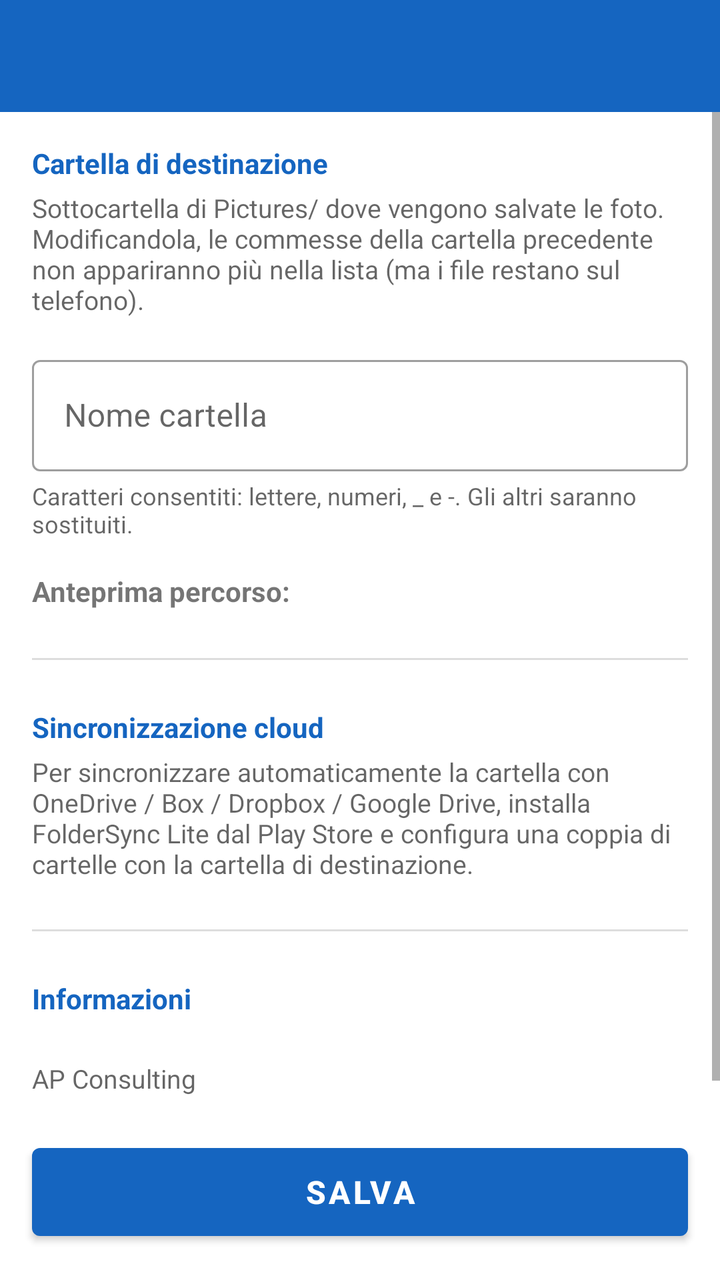
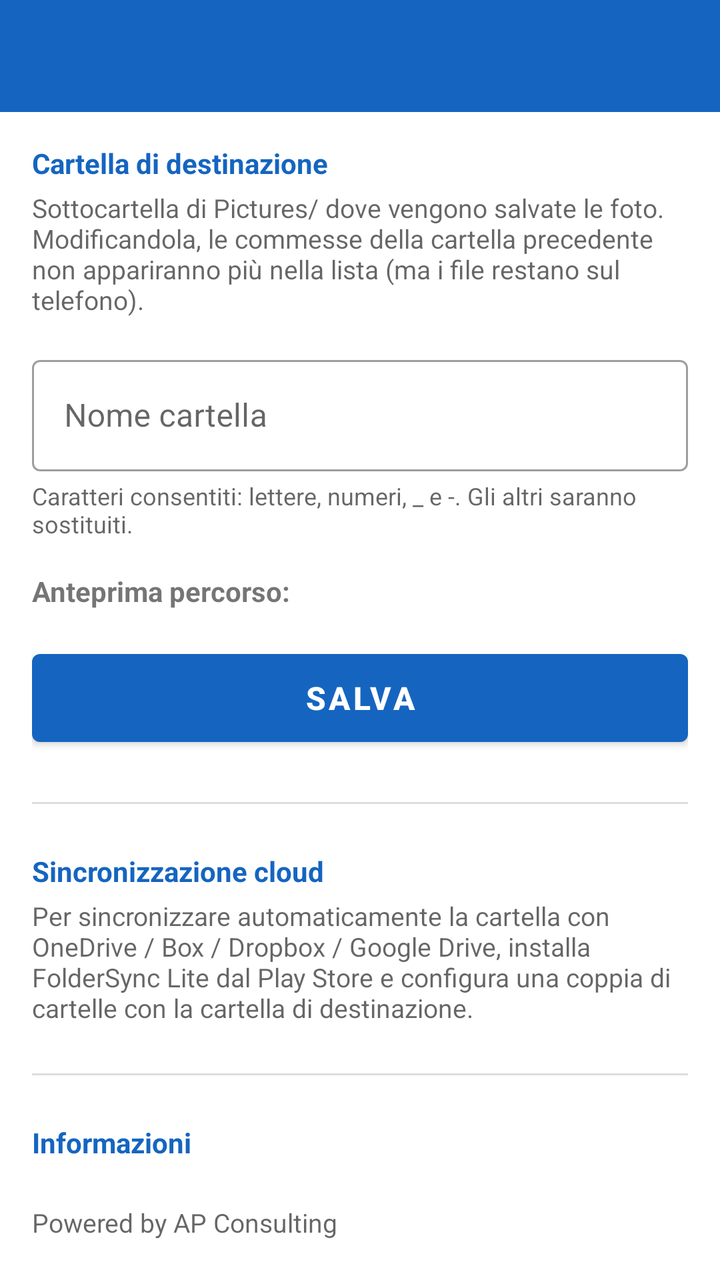

An Android layout rendered at two revisions. The XML below is the earlier revision; the diff shows what the commit changed to produce the second picture.
<!-- AndroidManifest.xml: application theme Theme.FotoCommesse -->
<!-- res/layout/activity_settings.xml -->
<?xml version="1.0" encoding="utf-8"?>
<LinearLayout xmlns:android="http://schemas.android.com/apk/res/android"
    xmlns:app="http://schemas.android.com/apk/res-auto"
    android:layout_width="match_parent"
    android:layout_height="match_parent"
    android:orientation="vertical">

    <com.google.android.material.appbar.MaterialToolbar
        android:id="@+id/toolbar"
        android:layout_width="match_parent"
        android:layout_height="?attr/actionBarSize"
        android:background="?attr/colorPrimary"
        android:theme="@style/ThemeOverlay.MaterialComponents.Dark.ActionBar"
        app:titleTextColor="@android:color/white" />

    <ScrollView
        android:layout_width="match_parent"
        android:layout_height="0dp"
        android:layout_weight="1"
        android:fillViewport="true">

        <LinearLayout
            android:layout_width="match_parent"
            android:layout_height="wrap_content"
            android:orientation="vertical"
            android:padding="16dp">

            
            <TextView
                android:layout_width="wrap_content"
                android:layout_height="wrap_content"
                android:text="@string/settings_section_folder"
                android:textColor="?attr/colorPrimary"
                android:textSize="14sp"
                android:textStyle="bold" />

            <TextView
                android:layout_width="match_parent"
                android:layout_height="wrap_content"
                android:layout_marginTop="4dp"
                android:text="@string/settings_folder_description"
                android:textColor="?android:attr/textColorSecondary"
                android:textSize="13sp" />

            <com.google.android.material.textfield.TextInputLayout
                android:id="@+id/tilFolderName"
                style="@style/Widget.MaterialComponents.TextInputLayout.OutlinedBox"
                android:layout_width="match_parent"
                android:layout_height="wrap_content"
                android:layout_marginTop="16dp"
                android:hint="@string/settings_folder_hint">

                <com.google.android.material.textfield.TextInputEditText
                    android:id="@+id/etFolderName"
                    android:layout_width="match_parent"
                    android:layout_height="wrap_content"
                    android:inputType="text|textNoSuggestions"
                    android:maxLines="1" />
            </com.google.android.material.textfield.TextInputLayout>

            <TextView
                android:layout_width="match_parent"
                android:layout_height="wrap_content"
                android:layout_marginTop="4dp"
                android:text="@string/settings_folder_helper"
                android:textColor="?android:attr/textColorSecondary"
                android:textSize="12sp" />

            <LinearLayout
                android:layout_width="match_parent"
                android:layout_height="wrap_content"
                android:layout_marginTop="16dp"
                android:orientation="horizontal">

                <TextView
                    android:layout_width="wrap_content"
                    android:layout_height="wrap_content"
                    android:text="@string/settings_preview_label"
                    android:textSize="14sp"
                    android:textStyle="bold" />

                <TextView
                    android:id="@+id/tvPreview"
                    android:layout_width="wrap_content"
                    android:layout_height="wrap_content"
                    android:layout_marginStart="6dp"
                    android:fontFamily="monospace"
                    android:textColor="?attr/colorPrimary"
                    android:textSize="14sp" />
            </LinearLayout>

            <View
                android:layout_width="match_parent"
                android:layout_height="1dp"
                android:layout_marginVertical="24dp"
                android:background="#22000000" />

            
            <TextView
                android:layout_width="wrap_content"
                android:layout_height="wrap_content"
                android:text="@string/settings_section_sync"
                android:textColor="?attr/colorPrimary"
                android:textSize="14sp"
                android:textStyle="bold" />

            <TextView
                android:layout_width="match_parent"
                android:layout_height="wrap_content"
                android:layout_marginTop="4dp"
                android:text="@string/settings_sync_description"
                android:textColor="?android:attr/textColorSecondary"
                android:textSize="13sp" />

            <View
                android:layout_width="match_parent"
                android:layout_height="1dp"
                android:layout_marginVertical="24dp"
                android:background="#22000000" />

            
            <TextView
                android:layout_width="wrap_content"
                android:layout_height="wrap_content"
                android:text="@string/settings_section_info"
                android:textColor="?attr/colorPrimary"
                android:textSize="14sp"
                android:textStyle="bold" />

            <TextView
                android:id="@+id/tvVersion"
                android:layout_width="wrap_content"
                android:layout_height="wrap_content"
                android:layout_marginTop="4dp"
                android:textSize="13sp" />

            <TextView
                android:layout_width="wrap_content"
                android:layout_height="wrap_content"
                android:text="@string/settings_info_company"
                android:textColor="?android:attr/textColorSecondary"
                android:textSize="13sp" />

        </LinearLayout>
    </ScrollView>

    <com.google.android.material.button.MaterialButton
        android:id="@+id/btnSave"
        android:layout_width="match_parent"
        android:layout_height="56dp"
        android:layout_margin="16dp"
        android:text="@string/btn_save"
        android:textSize="16sp"
        android:textStyle="bold" />

</LinearLayout>
<!-- resources referenced by this layout -->
<resources>
  <string name="btn_save">SALVA</string>
  <string name="settings_folder_description">Sottocartella di Pictures/ dove vengono salvate le foto. Modificandola, le commesse della cartella precedente non appariranno più nella lista (ma i file restano sul telefono).</string>
  <string name="settings_folder_helper">Caratteri consentiti: lettere, numeri, _ e -. Gli altri saranno sostituiti.</string>
  <string name="settings_folder_hint">Nome cartella</string>
  <string name="settings_info_company">AP Consulting</string>
  <string name="settings_preview_label">Anteprima percorso:</string>
  <string name="settings_section_folder">Cartella di destinazione</string>
  <string name="settings_section_info">Informazioni</string>
  <string name="settings_section_sync">Sincronizzazione cloud</string>
  <string name="settings_sync_description">Per sincronizzare automaticamente la cartella con OneDrive / Box / Dropbox / Google Drive, installa FolderSync Lite dal Play Store e configura una coppia di cartelle con la cartella di destinazione.</string>
  <style name="Theme.FotoCommesse" parent="Theme.MaterialComponents.DayNight.NoActionBar">
          <item name="colorPrimary">@color/primary</item>
          <item name="colorPrimaryDark">@color/primary_dark</item>
          <item name="colorAccent">@color/accent</item>
      </style>
  <color name="primary">#1565C0</color>
  <color name="primary_dark">#0D47A1</color>
  <color name="accent">#FF6F00</color>
</resources>

<!-- the commit's change to res/layout/activity_settings.xml (unified diff, before → after) -->
@@ -3,6 +3,7 @@
     xmlns:app="http://schemas.android.com/apk/res-auto"
     android:layout_width="match_parent"
     android:layout_height="match_parent"
+    android:fitsSystemWindows="true"
     android:orientation="vertical">
 
     <com.google.android.material.appbar.MaterialToolbar
@@ -16,8 +17,7 @@
     <ScrollView
         android:layout_width="match_parent"
         android:layout_height="0dp"
-        android:layout_weight="1"
-        android:fillViewport="true">
+        android:layout_weight="1">
 
         <LinearLayout
             android:layout_width="match_parent"
@@ -25,7 +25,6 @@
             android:orientation="vertical"
             android:padding="16dp">
 
-            
             <TextView
                 android:layout_width="wrap_content"
                 android:layout_height="wrap_content"
@@ -89,13 +88,21 @@
                     android:textSize="14sp" />
             </LinearLayout>
 
+            <com.google.android.material.button.MaterialButton
+                android:id="@+id/btnSave"
+                android:layout_width="match_parent"
+                android:layout_height="56dp"
+                android:layout_marginTop="16dp"
+                android:text="@string/btn_save"
+                android:textSize="16sp"
+                android:textStyle="bold" />
+
             <View
                 android:layout_width="match_parent"
                 android:layout_height="1dp"
                 android:layout_marginVertical="24dp"
                 android:background="#22000000" />
 
-            
             <TextView
                 android:layout_width="wrap_content"
                 android:layout_height="wrap_content"
@@ -118,7 +125,6 @@
                 android:layout_marginVertical="24dp"
                 android:background="#22000000" />
 
-            
             <TextView
                 android:layout_width="wrap_content"
                 android:layout_height="wrap_content"
@@ -137,20 +143,11 @@
             <TextView
                 android:layout_width="wrap_content"
                 android:layout_height="wrap_content"
-                android:text="@string/settings_info_company"
+                android:text="@string/powered_by"
                 android:textColor="?android:attr/textColorSecondary"
                 android:textSize="13sp" />
 
         </LinearLayout>
     </ScrollView>
 
-    <com.google.android.material.button.MaterialButton
-        android:id="@+id/btnSave"
-        android:layout_width="match_parent"
-        android:layout_height="56dp"
-        android:layout_margin="16dp"
-        android:text="@string/btn_save"
-        android:textSize="16sp"
-        android:textStyle="bold" />
-
 </LinearLayout>
<!-- resource entries referenced after the edit -->
@@ -1,10 +1,10 @@
 <!-- resources referenced by this layout -->
 <resources>
   <string name="btn_save">SALVA</string>
+  <string name="powered_by">Powered by AP Consulting</string>
   <string name="settings_folder_description">Sottocartella di Pictures/ dove vengono salvate le foto. Modificandola, le commesse della cartella precedente non appariranno più nella lista (ma i file restano sul telefono).</string>
   <string name="settings_folder_helper">Caratteri consentiti: lettere, numeri, _ e -. Gli altri saranno sostituiti.</string>
   <string name="settings_folder_hint">Nome cartella</string>
-  <string name="settings_info_company">AP Consulting</string>
   <string name="settings_preview_label">Anteprima percorso:</string>
   <string name="settings_section_folder">Cartella di destinazione</string>
   <string name="settings_section_info">Informazioni</string>
